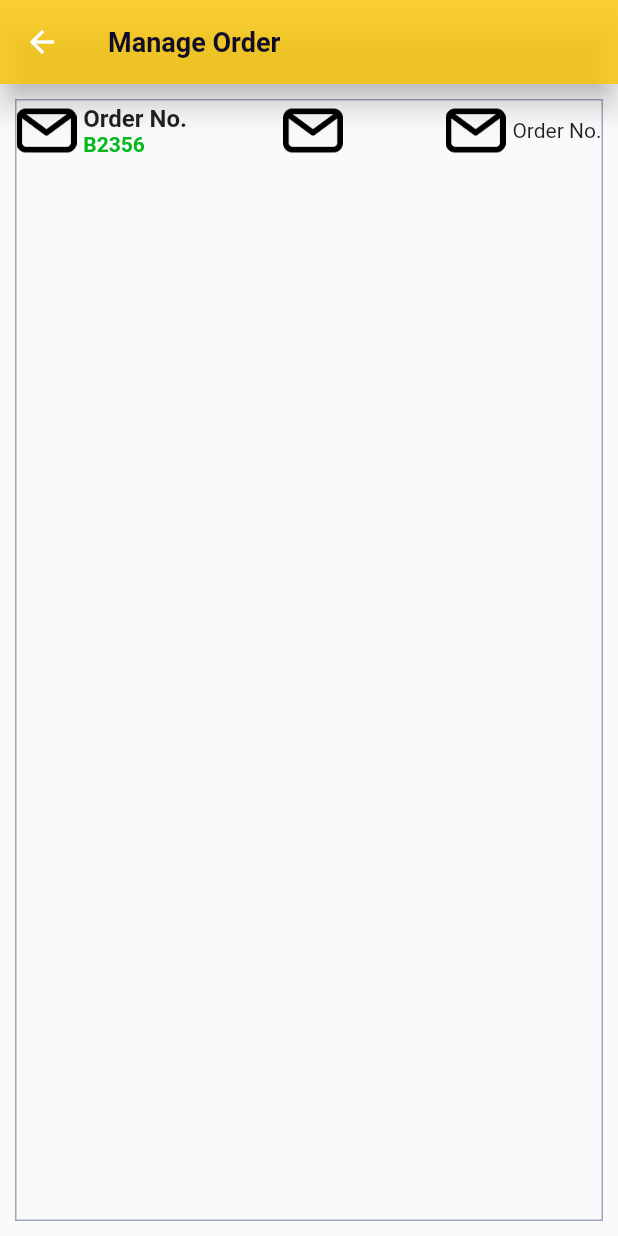
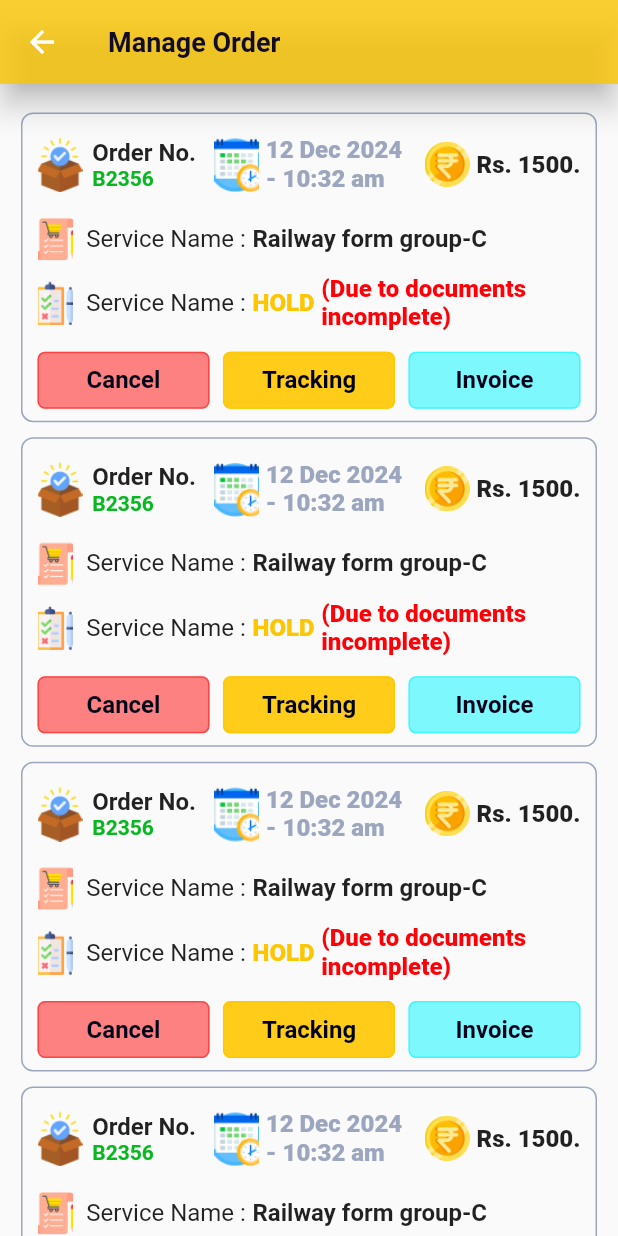
Before and after one commit to DilshadAlam98/Takse-New-Flutter-, a Flutter app: the ManageOrderScreen screen opened by its route, on a phone screen of 412 x 824 dp. Run offline on Flutter 3.47's test engine with Material 3 defaults, Android fonts, the phone set to English and light mode, and no system bars; our stand-ins replace cached_network_image, dio, dropdown_button2, flutter_carousel_widget, flutter_screenutil, flutter_spinkit and 6 more; missing offline and left inert: screwdriver; accounts and stored records are empty; network calls fail.

Commit message:
manage order design in progress

```diff
--- a/lib/core/constant/asset_const.dart
+++ b/lib/core/constant/asset_const.dart
@@ -63,4 +63,10 @@ class AssetConst {
   static const String refer2 = 'assets/images/refer 2.png';
   static const String editPen = 'assets/images/edit.png';
   static const String tick = 'assets/images/tick 1.png';
+  static const String order = 'assets/images/order 1.png';
+  static const String order1 = 'assets/images/order 4.png';
+  static const String order2 = 'assets/images/order 5.png';
+  static const String order3 = 'assets/images/order 2.png';
+  static const String order4 = 'assets/images/order 3.png';
+  static const String untitledDoc = 'assets/images/untitiled-design.png';
 }
--- a/lib/core/theme/app_colors.dart
+++ b/lib/core/theme/app_colors.dart
@@ -8,7 +8,9 @@ class AppColors {
   static Color deepYellow = const Color(0xffFCC602);
   static Color black = const Color(0xff000219);
   static Color red = const Color(0xffff0006);
+  static Color lightRed = const Color.fromRGBO(255, 7, 7, 0.5);
   static Color grey = const Color(0xff9CA6BE);
+  static Color skyBlue = const Color.fromRGBO(0, 246, 255, 0.5);
   static Color defaultGrey = Colors.grey;
   static Color lightBlue = const Color(0xff5669FF);
   static Color blue = const Color(0xff2100F6);
--- a/lib/core/theme/app_text_style.dart
+++ b/lib/core/theme/app_text_style.dart
@@ -122,6 +122,7 @@ class _MyTextStyle extends TextStyle {
   _MyTextStyle get zeroLineHeight => _MyTextStyle(copyWith(height: 0));
 
   _MyTextStyle get red => _MyTextStyle(copyWith(color: AppColors.red));
+  _MyTextStyle get lightRed => _MyTextStyle(copyWith(color: AppColors.lightRed));
 
   _MyTextStyle get black => _MyTextStyle(copyWith(color: AppColors.black));
 
--- a/lib/src/features/manage_order/screen/manage_order_screen.dart
+++ b/lib/src/features/manage_order/screen/manage_order_screen.dart
@@ -1,12 +1,9 @@
 import 'package:flutter/material.dart';
-import 'package:flutter_screenutil/flutter_screenutil.dart';
 import 'package:get/get.dart';
-import 'package:takse/core/constant/asset_const.dart';
-import 'package:takse/core/theme/app_colors.dart';
 import 'package:takse/src/features/manage_order/controller/manage_order_manage.dart';
+import 'package:takse/src/features/manage_order/widgets/manage_order_card.dart';
 
 import '../../../../core/components/common_appbar.dart';
-import '../../../../core/theme/app_text_style.dart';
 
 class ManageOrderScreen extends GetView<ManageOrderController> {
   const ManageOrderScreen({super.key});
@@ -15,51 +12,15 @@ class ManageOrderScreen extends GetView<ManageOrderController> {
   Widget build(BuildContext context) {
     return Scaffold(
       appBar: const CommonAppBar(title: "Manage Order"),
-      body: Container(
-        margin: const EdgeInsets.all(10),
-        decoration: BoxDecoration(
-          border: Border.all(color: AppColors.grey),
-        ),
-        child: Column(
-          children: [
-            Row(
-              children: [
-                Image.asset(AssetConst.closedMail, width: 40),
-                SizedBox(width: 5.h),
-                Column(
-                  mainAxisAlignment: MainAxisAlignment.center,
-                  crossAxisAlignment: CrossAxisAlignment.start,
-                  children: [
-                    Text("Order No.", style: AppTextStyle.title.large.semiBold),
-                    Text("B2356", style: AppTextStyle.title.medium.green),
-                  ],
-                ),
-                const Spacer(),
-                Image.asset(AssetConst.closedMail, width: 40),
-                SizedBox(width: 5.h),
-                const Column(
-                  mainAxisAlignment: MainAxisAlignment.center,
-                  crossAxisAlignment: CrossAxisAlignment.start,
-                  children: [
-                    Text(
-                      "",
-                    ),
-                  ],
-                ),
-                const Spacer(),
-                Image.asset(AssetConst.closedMail, width: 40),
-                SizedBox(width: 5.h),
-                const Column(
-                  mainAxisAlignment: MainAxisAlignment.center,
-                  crossAxisAlignment: CrossAxisAlignment.start,
-                  children: [
-                    Text("Order No."),
-                  ],
-                ),
-              ],
-            ),
-          ],
-        ),
+      body: ListView.builder(
+        padding: const EdgeInsets.all(14),
+        itemCount: 100,
+        itemBuilder: (context, index) {
+          return const Padding(
+            padding: EdgeInsets.symmetric(vertical: 5.0),
+            child: ManageOrderCard(),
+          );
+        },
       ),
     );
   }
--- /dev/null
+++ b/lib/src/features/manage_order/widgets/manage_order_card.dart
@@ -0,0 +1,127 @@
+import 'package:flutter/material.dart';
+import 'package:flutter_screenutil/flutter_screenutil.dart';
+
+import '../../../../core/components/primary_button.dart';
+import '../../../../core/constant/asset_const.dart';
+import '../../../../core/theme/app_colors.dart';
+import '../../../../core/theme/app_text_style.dart';
+
+class ManageOrderCard extends StatelessWidget {
+  const ManageOrderCard({super.key});
+
+  @override
+  Widget build(BuildContext context) {
+    return Container(
+      padding: const EdgeInsets.symmetric(vertical: 8, horizontal: 10),
+      decoration: BoxDecoration(
+        border: Border.all(color: AppColors.grey),
+        borderRadius: BorderRadius.circular(8),
+      ),
+      child: Column(
+        children: [
+          Row(
+            mainAxisAlignment: MainAxisAlignment.spaceBetween,
+            crossAxisAlignment: CrossAxisAlignment.center,
+            children: [
+              Image.asset(AssetConst.order, width: 30),
+              SizedBox(width: 5.h),
+              Padding(
+                padding: const EdgeInsets.symmetric(vertical: 8.0, horizontal: 2),
+                child: Column(
+                  mainAxisAlignment: MainAxisAlignment.start,
+                  crossAxisAlignment: CrossAxisAlignment.start,
+                  children: [
+                    Text("Order No.", style: AppTextStyle.title.large.semiBold),
+                    Text("B2356", style: AppTextStyle.title.medium.green),
+                  ],
+                ),
+              ),
+              const SizedBox(width: 10),
+              Image.asset(AssetConst.order1, width: 30),
+              SizedBox(width: 5.h),
+              Expanded(
+                child: Column(
+                  mainAxisAlignment: MainAxisAlignment.center,
+                  crossAxisAlignment: CrossAxisAlignment.start,
+                  children: [
+                    Text(
+                      "12 Dec 2024 - 10:32 am",
+                      style: AppTextStyle.title.large.grey,
+                    ),
+                  ],
+                ),
+              ),
+              const SizedBox(width: 10),
+              Image.asset(AssetConst.order2, width: 30),
+              SizedBox(width: 5.h),
+              Text("Rs. 1500.", style: AppTextStyle.title.large),
+            ],
+          ),
+          SizedBox(height: 10.h),
+          Row(
+            children: [
+              Image.asset(AssetConst.order3, height: 30),
+              SizedBox(width: 10.h),
+              Text("Service Name :", style: AppTextStyle.title.large.regular),
+              SizedBox(width: 5.h),
+              Text("Railway form group-C", style: AppTextStyle.title.large.bold),
+            ],
+          ),
+          SizedBox(height: 10.h),
+          Row(
+            mainAxisAlignment: MainAxisAlignment.start,
+            children: [
+              Image.asset(AssetConst.order4, height: 30),
+              SizedBox(width: 10.h),
+              Text("Service Name :", style: AppTextStyle.title.large.regular),
+              SizedBox(width: 5.h),
+              Text("HOLD", style: AppTextStyle.title.large.deepYellow),
+              SizedBox(width: 5.h),
+              Flexible(child: Text("(Due to documents incomplete)", style: AppTextStyle.title.large.red)),
+            ],
+          ),
+          SizedBox(height: 15.h),
+          Row(
+            children: [
+              Expanded(
+                child: PrimaryButton(
+                  height: 38,
+                  elevation: 0,
+                  borderRadius: 5,
+                  borderColor: AppColors.lightRed,
+                  backgroundColor: AppColors.lightRed,
+                  text: "Cancel",
+                  onPressed: () {},
+                ),
+              ),
+              SizedBox(width: 10.h),
+              Expanded(
+                child: PrimaryButton(
+                  elevation: 0,
+                  height: 38,
+                  borderRadius: 5,
+                  borderColor: AppColors.yellow1,
+                  backgroundColor: AppColors.yellow1.withOpacity(0.9),
+                  text: "Tracking",
+                  onPressed: () {},
+                ),
+              ),
+              SizedBox(width: 10.h),
+              Expanded(
+                child: PrimaryButton(
+                  text: "Invoice",
+                  elevation: 0,
+                  height: 38,
+                  borderRadius: 5,
+                  borderColor: AppColors.skyBlue,
+                  backgroundColor: AppColors.skyBlue,
+                  onPressed: () {},
+                ),
+              ),
+            ],
+          ),
+        ],
+      ),
+    );
+  }
+}
--- /dev/null
+++ b/lib/src/features/service_detail/screen/service_detail_screen.dart
@@ -0,0 +1,10 @@
+import 'package:flutter/material.dart';
+
+class ServiceDetailScreen extends StatelessWidget {
+  const ServiceDetailScreen({super.key});
+
+  @override
+  Widget build(BuildContext context) {
+    return Scaffold();
+  }
+}
--- a/lib/src/shared_widget/bottom_nav_bar.dart
+++ b/lib/src/shared_widget/bottom_nav_bar.dart
@@ -26,10 +26,10 @@ class CommonBottomAppBar extends GetView<BottomNavController> {
         ),
       ),
       bottomNavigationBar: BottomAppBar(
-        height: 70,
+        height: 58,
         elevation: 12,
         notchMargin: 10,
-        padding: const EdgeInsets.symmetric(vertical: 7, horizontal: 20),
+        padding: const EdgeInsets.symmetric(vertical: 4, horizontal: 20),
         shape: const CircularNotchedRectangle(),
         color: AppColors.yellow1,
         child: Row(
--- /dev/null
+++ b/lib/src/shared_widget/doc_upload_widget.dart
@@ -0,0 +1,26 @@
+import 'package:flutter/material.dart';
+import 'package:takse/core/components/common_appbar.dart';
+import 'package:takse/core/constant/asset_const.dart';
+import 'package:takse/core/theme/app_text_style.dart';
+
+class DocUploadWidget extends StatelessWidget {
+  const DocUploadWidget({super.key});
+
+  @override
+  Widget build(BuildContext context) {
+    return Scaffold(
+      appBar: const CommonAppBar(title: "title"),
+      body: Column(
+        children: [
+          Row(
+            children: [
+              Image.asset(AssetConst.untitledDoc, height: 60),
+              Text("Upload You Aadhar card ", style: AppTextStyle.headline.large.regular)
+            ],
+          ),
+          Image.asset(AssetConst.companyDocs),
+        ],
+      ),
+    );
+  }
+}
```
Also changed, not shown: assets/images/order 1.png (added), assets/images/order 2.png (added), assets/images/order 3.png (added), assets/images/order 4.png (added), assets/images/order 5.png (added), assets/images/untitiled-design.png (added).
